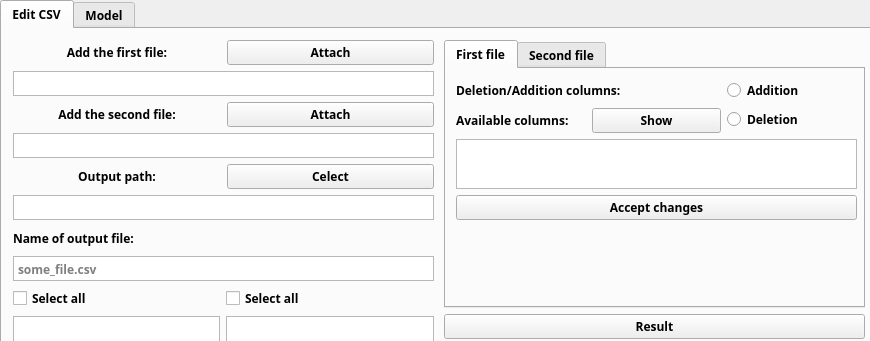
The window that src/CSVeditor/AppRaw3.ui (Birewon/PredictiveAnalyticsApp) describes before a commit, drawn with Qt 5; both pictures show x 0 to 870 and y 0 to 341 of the 870 by 585 pixel window.
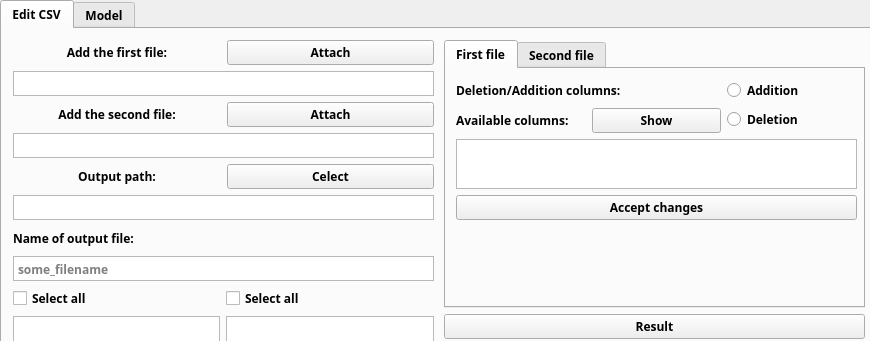
The same window after the commit.

```diff
--- a/src/CSVeditor/AppRaw3.ui
+++ b/src/CSVeditor/AppRaw3.ui
@@ -56,7 +56,7 @@
      <attribute name="title">
       <string>Edit CSV</string>
      </attribute>
-     <widget class="QWidget" name="">
+     <widget class="QWidget" name="layoutWidget">
       <property name="geometry">
        <rect>
         <x>442</x>
@@ -292,7 +292,7 @@
        </item>
       </layout>
      </widget>
-     <widget class="QWidget" name="">
+     <widget class="QWidget" name="layoutWidget">
       <property name="geometry">
        <rect>
         <x>11</x>
@@ -485,7 +485,7 @@
             <enum>Qt::ScrollBarAlwaysOff</enum>
            </property>
            <property name="placeholderText">
-            <string>some_file.csv</string>
+            <string>some_filename</string>
            </property>
           </widget>
          </item>
```
